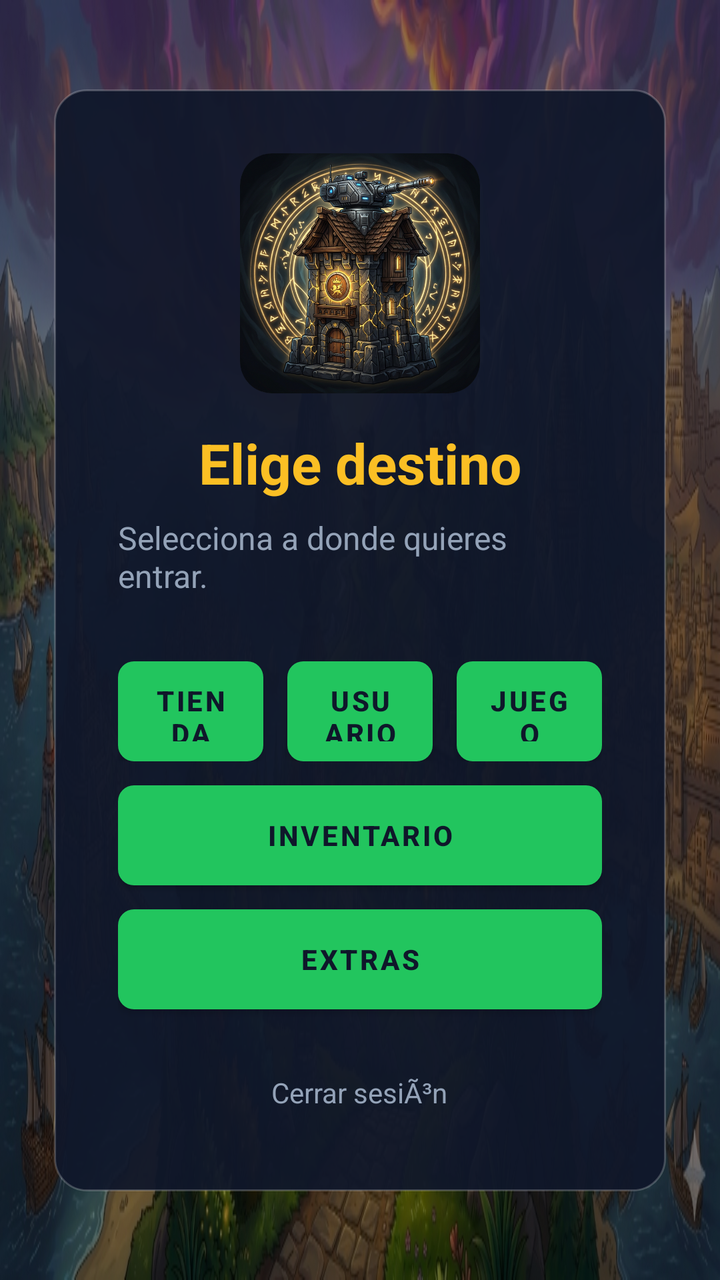
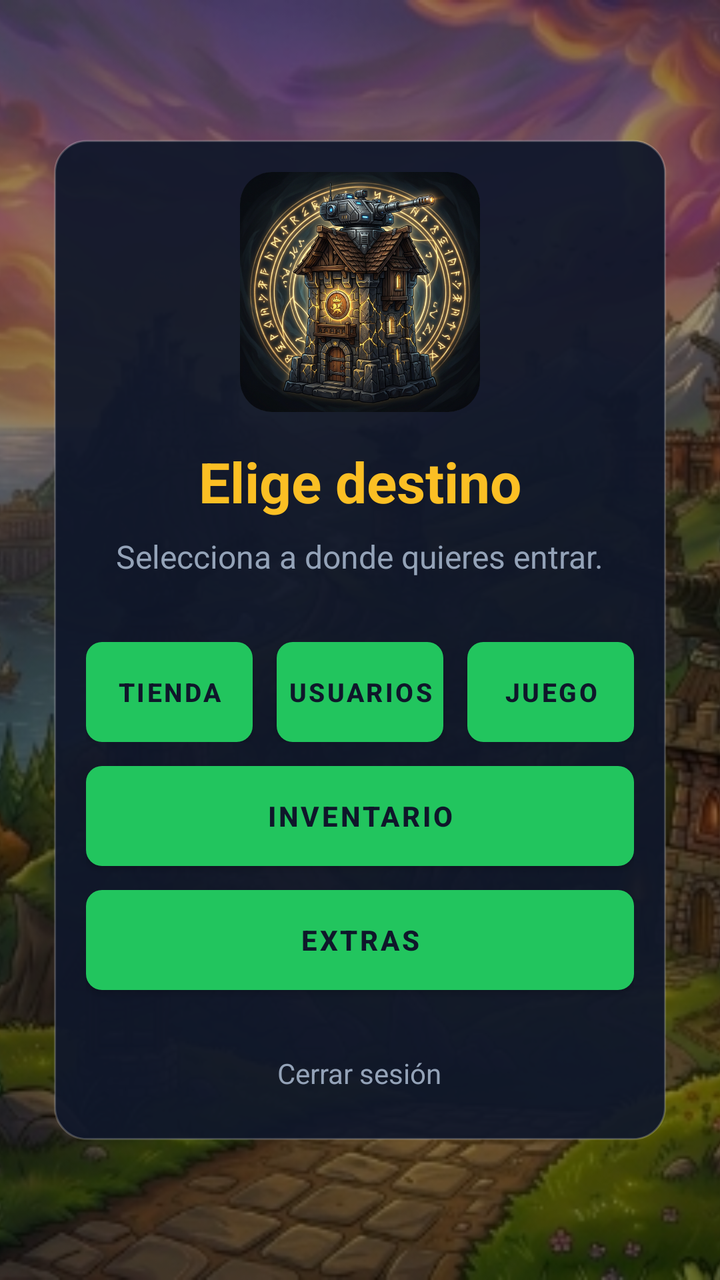

An Android layout rendered at two revisions. The XML below is the earlier revision; the diff shows what the commit changed to produce the second picture.
<!-- AndroidManifest.xml: application theme Theme.dsa_android -->
<!-- res/layout/activity_inicio_login.xml -->
﻿<?xml version="1.0" encoding="utf-8"?>
<androidx.constraintlayout.widget.ConstraintLayout
    xmlns:android="http://schemas.android.com/apk/res/android"
    xmlns:app="http://schemas.android.com/apk/res-auto"
    xmlns:tools="http://schemas.android.com/tools"
    android:id="@+id/main"
    android:layout_width="match_parent"
    android:layout_height="match_parent"
    android:background="@drawable/tower_bg"
    tools:context=".InicioLoginActivity">

    
    <View
        android:layout_width="0dp"
        android:layout_height="0dp"
        android:background="#66000000"
        app:layout_constraintTop_toTopOf="parent"
        app:layout_constraintBottom_toBottomOf="parent"
        app:layout_constraintStart_toStartOf="parent"
        app:layout_constraintEnd_toEndOf="parent" />

    
    <LinearLayout
        android:layout_width="0dp"
        android:layout_height="wrap_content"
        android:background="@drawable/bg_dark_card"
        android:orientation="vertical"
        android:gravity="center"
        android:padding="32dp"
        app:layout_constraintWidth_max="600dp"
        app:layout_constraintWidth_percent="0.85"
        app:layout_constraintTop_toTopOf="parent"
        app:layout_constraintBottom_toBottomOf="parent"
        app:layout_constraintStart_toStartOf="parent"
        app:layout_constraintEnd_toEndOf="parent">

        
        <ImageView
            android:layout_width="120dp"
            android:layout_height="120dp"
            android:src="@drawable/combined_logo"
            android:scaleType="centerCrop"
            android:background="@drawable/bg_dark_card"
            android:clipToOutline="true"
            android:layout_marginBottom="16dp" />

        
        <TextView
            android:layout_width="wrap_content"
            android:layout_height="wrap_content"
            android:text="Elige destino"
            android:textColor="#FBBF24"
            android:textSize="28sp"
            android:textStyle="bold"
            android:layout_marginBottom="8dp" />

        
        <TextView
            android:layout_width="wrap_content"
            android:layout_height="wrap_content"
            android:text="Selecciona a donde quieres entrar."
            android:textColor="#94A3B8"
            android:textSize="16sp"
            android:layout_marginBottom="32dp" />

        
        <LinearLayout
            android:layout_width="match_parent"
            android:layout_height="wrap_content"
            android:orientation="horizontal"
            android:gravity="center"
            android:layout_marginBottom="12dp">

            <Button
                android:id="@+id/buttonTienda"
                android:layout_width="0dp"
                android:layout_height="50dp"
                android:layout_weight="1"
                android:background="@drawable/btn_yellow_solid"
                android:text="TIENDA"
                android:textColor="#0F172A"
                android:textStyle="bold"
                android:layout_marginEnd="8dp" />

            <Button
                android:id="@+id/buttonJugadores"
                android:layout_width="0dp"
                android:layout_height="50dp"
                android:layout_weight="1"
                android:background="@drawable/btn_yellow_solid"
                android:text="USUARIOS"
                android:textColor="#0F172A"
                android:textStyle="bold"
                android:layout_marginStart="4dp"
                android:layout_marginEnd="4dp" />

            <Button
                android:id="@+id/buttonJugar"
                android:layout_width="0dp"
                android:layout_height="50dp"
                android:layout_weight="1"
                android:background="@drawable/btn_yellow_solid"
                android:text="JUEGO"
                android:textColor="#0F172A"
                android:textStyle="bold"
                android:layout_marginStart="8dp" />
        </LinearLayout>

        
        <Button
            android:id="@+id/buttonInventario"
            android:layout_width="match_parent"
            android:layout_height="50dp"
            android:background="@drawable/btn_yellow_solid"
            android:text="INVENTARIO"
            android:textColor="#0F172A"
            android:textStyle="bold"
            android:layout_marginBottom="12dp" />

        <Button
            android:id="@+id/buttonExtras"
            android:layout_width="match_parent"
            android:layout_height="50dp"
            android:background="@drawable/btn_yellow_solid"
            android:text="EXTRAS"
            android:textColor="#0F172A"
            android:textStyle="bold"
            android:layout_marginBottom="24dp" />

        
        <TextView
            android:id="@+id/buttonLogOut"
            android:layout_width="wrap_content"
            android:layout_height="wrap_content"
            android:text="Cerrar sesiÃ³n"
            android:textColor="#94A3B8"
            android:textSize="14sp"
            android:padding="8dp"
            android:clickable="true"
            android:focusable="true"
            android:background="?android:attr/selectableItemBackground" />

    </LinearLayout>

    
    <LinearLayout
        android:id="@+id/loadingOverlay"
        android:layout_width="match_parent"
        android:layout_height="match_parent"
        android:background="#F20F172A"
        android:orientation="vertical"
        android:gravity="center"
        android:visibility="gone"
        android:clickable="true"
        android:focusable="true">

        
        <ImageView
            android:layout_width="140dp"
            android:layout_height="140dp"
            android:src="@drawable/combined_logo"
            android:scaleType="centerCrop"
            android:layout_marginBottom="24dp"
            android:clipToOutline="true"
            android:background="@drawable/bg_dark_card" />

        
        <TextView
            android:id="@+id/loadingText"
            android:layout_width="wrap_content"
            android:layout_height="wrap_content"
            android:text="CARGANDO AVENTURA..."
            android:textColor="#FBBF24"
            android:textSize="18sp"
            android:textStyle="bold"
            android:letterSpacing="0.1"
            android:layout_marginBottom="16dp" />

        
        <ProgressBar
            android:id="@+id/horizontalProgressBar"
            style="?android:attr/progressBarStyleHorizontal"
            android:layout_width="260dp"
            android:layout_height="12dp"
            android:max="100"
            android:progress="0"
            android:progressDrawable="@drawable/progress_bar_horizontal" />

    </LinearLayout>

</androidx.constraintlayout.widget.ConstraintLayout>
<!-- resources referenced by this layout -->
<resources>
  <!-- drawable bg_dark_card (drawable) -->
  <?xml version="1.0" encoding="utf-8"?>
  <shape xmlns:android="http://schemas.android.com/apk/res/android">
      <solid android:color="#EE0F172A" />
      <stroke android:width="1dp" android:color="#33FFFFFF" />
      <corners android:radius="16dp" />
  </shape>
  <!-- drawable btn_yellow_solid (drawable) -->
  <?xml version="1.0" encoding="utf-8"?>
  <shape xmlns:android="http://schemas.android.com/apk/res/android">
      <solid android:color="#FBBF24" />
      <corners android:radius="8dp" />
  </shape>
  <!-- drawable combined_logo: png bitmap (drawable, 704736 bytes) -->
  <!-- drawable progress_bar_horizontal (drawable) -->
  <?xml version="1.0" encoding="utf-8"?>
  <layer-list xmlns:android="http://schemas.android.com/apk/res/android">
      
      <item android:id="@android:id/background">
          <shape>
              <corners android:radius="6dp"/>
              <solid android:color="#1E293B"/> 
          </shape>
      </item>
      
      <item android:id="@android:id/progress">
          <scale android:scaleWidth="100%">
              <shape>
                  <corners android:radius="6dp"/>
                  <solid android:color="#FBBF24"/> 
              </shape>
          </scale>
      </item>
  </layer-list>
  <!-- drawable tower_bg: jpg bitmap (drawable, 290700 bytes) -->
  <style name="Theme.dsa_android" parent="Theme.MaterialComponents.DayNight.NoActionBar">
          
          <item name="colorPrimary">#22C55E</item>
          <item name="colorPrimaryVariant">#16A34A</item>
          <item name="colorOnPrimary">#FFFFFF</item>
          
          <item name="colorSecondary">#FBBF24</item>
          <item name="colorSecondaryVariant">#F59E0B</item>
          <item name="colorOnSecondary">#0F172A</item>
          
          <item name="android:windowBackground">@drawable/tower_bg</item>
          <item name="android:statusBarColor">#0F172A</item>
          <item name="android:navigationBarColor">#0F172A</item>
      </style>
</resources>

<!-- the commit's change to res/layout/activity_inicio_login.xml (unified diff, before → after) -->
@@ -1,191 +1,13 @@
-﻿<?xml version="1.0" encoding="utf-8"?>
-<androidx.constraintlayout.widget.ConstraintLayout
-    xmlns:android="http://schemas.android.com/apk/res/android"
-    xmlns:app="http://schemas.android.com/apk/res-auto"
-    xmlns:tools="http://schemas.android.com/tools"
-    android:id="@+id/main"
+<?xml version="1.0" encoding="utf-8"?>
+<FrameLayout xmlns:android="http://schemas.android.com/apk/res/android" xmlns:app="http://schemas.android.com/apk/res-auto" xmlns:tools="http://schemas.android.com/tools"
     android:layout_width="match_parent"
-    android:layout_height="match_parent"
-    android:background="@drawable/tower_bg"
-    tools:context=".InicioLoginActivity">
+    android:layout_height="match_parent">
 
-    
-    <View
-        android:layout_width="0dp"
-        android:layout_height="0dp"
-        android:background="#66000000"
-        app:layout_constraintTop_toTopOf="parent"
-        app:layout_constraintBottom_toBottomOf="parent"
-        app:layout_constraintStart_toStartOf="parent"
-        app:layout_constraintEnd_toEndOf="parent" />
-
-    
-    <LinearLayout
-        android:layout_width="0dp"
-        android:layout_height="wrap_content"
-        android:background="@drawable/bg_dark_card"
-        android:orientation="vertical"
-        android:gravity="center"
-        android:padding="32dp"
-        app:layout_constraintWidth_max="600dp"
-        app:layout_constraintWidth_percent="0.85"
-        app:layout_constraintTop_toTopOf="parent"
-        app:layout_constraintBottom_toBottomOf="parent"
-        app:layout_constraintStart_toStartOf="parent"
-        app:layout_constraintEnd_toEndOf="parent">
-
-        
-        <ImageView
-            android:layout_width="120dp"
-            android:layout_height="120dp"
-            android:src="@drawable/combined_logo"
-            android:scaleType="centerCrop"
-            android:background="@drawable/bg_dark_card"
-            android:clipToOutline="true"
-            android:layout_marginBottom="16dp" />
-
-        
-        <TextView
-            android:layout_width="wrap_content"
-            android:layout_height="wrap_content"
-            android:text="Elige destino"
-            android:textColor="#FBBF24"
-            android:textSize="28sp"
-            android:textStyle="bold"
-            android:layout_marginBottom="8dp" />
-
-        
-        <TextView
-            android:layout_width="wrap_content"
-            android:layout_height="wrap_content"
-            android:text="Selecciona a donde quieres entrar."
-            android:textColor="#94A3B8"
-            android:textSize="16sp"
-            android:layout_marginBottom="32dp" />
-
-        
-        <LinearLayout
-            android:layout_width="match_parent"
-            android:layout_height="wrap_content"
-            android:orientation="horizontal"
-            android:gravity="center"
-            android:layout_marginBottom="12dp">
-
-            <Button
-                android:id="@+id/buttonTienda"
-                android:layout_width="0dp"
-                android:layout_height="50dp"
-                android:layout_weight="1"
-                android:background="@drawable/btn_yellow_solid"
-                android:text="TIENDA"
-                android:textColor="#0F172A"
-                android:textStyle="bold"
-                android:layout_marginEnd="8dp" />
-
-            <Button
-                android:id="@+id/buttonJugadores"
-                android:layout_width="0dp"
-                android:layout_height="50dp"
-                android:layout_weight="1"
-                android:background="@drawable/btn_yellow_solid"
-                android:text="USUARIOS"
-                android:textColor="#0F172A"
-                android:textStyle="bold"
-                android:layout_marginStart="4dp"
-                android:layout_marginEnd="4dp" />
-
-            <Button
-                android:id="@+id/buttonJugar"
-                android:layout_width="0dp"
-                android:layout_height="50dp"
-                android:layout_weight="1"
-                android:background="@drawable/btn_yellow_solid"
-                android:text="JUEGO"
-                android:textColor="#0F172A"
-                android:textStyle="bold"
-                android:layout_marginStart="8dp" />
-        </LinearLayout>
-
-        
-        <Button
-            android:id="@+id/buttonInventario"
-            android:layout_width="match_parent"
-            android:layout_height="50dp"
-            android:background="@drawable/btn_yellow_solid"
-            android:text="INVENTARIO"
-            android:textColor="#0F172A"
-            android:textStyle="bold"
-            android:layout_marginBottom="12dp" />
-
-        <Button
-            android:id="@+id/buttonExtras"
-            android:layout_width="match_parent"
-            android:layout_height="50dp"
-            android:background="@drawable/btn_yellow_solid"
-            android:text="EXTRAS"
-            android:textColor="#0F172A"
-            android:textStyle="bold"
-            android:layout_marginBottom="24dp" />
-
-        
-        <TextView
-            android:id="@+id/buttonLogOut"
-            android:layout_width="wrap_content"
-            android:layout_height="wrap_content"
-            android:text="Cerrar sesiÃ³n"
-            android:textColor="#94A3B8"
-            android:textSize="14sp"
-            android:padding="8dp"
-            android:clickable="true"
-            android:focusable="true"
-            android:background="?android:attr/selectableItemBackground" />
-
-    </LinearLayout>
-
-    
-    <LinearLayout
-        android:id="@+id/loadingOverlay"
+    <ImageView
         android:layout_width="match_parent"
         android:layout_height="match_parent"
-        android:background="#F20F172A"
-        android:orientation="vertical"
-        android:gravity="center"
-        android:visibility="gone"
-        android:clickable="true"
-        android:focusable="true">
+        android:src="@drawable/tower_bg"
+        android:scaleType="centerCrop" />
 
-        
-        <ImageView
-            android:layout_width="140dp"
-            android:layout_height="140dp"
-            android:src="@drawable/combined_logo"
-            android:scaleType="centerCrop"
-            android:layout_marginBottom="24dp"
-            android:clipToOutline="true"
-            android:background="@drawable/bg_dark_card" />
-
-        
-        <TextView
-            android:id="@+id/loadingText"
-            android:layout_width="wrap_content"
-            android:layout_height="wrap_content"
-            android:text="CARGANDO AVENTURA..."
-            android:textColor="#FBBF24"
-            android:textSize="18sp"
-            android:textStyle="bold"
-            android:letterSpacing="0.1"
-            android:layout_marginBottom="16dp" />
-
-        
-        <ProgressBar
-            android:id="@+id/horizontalProgressBar"
-            style="?android:attr/progressBarStyleHorizontal"
-            android:layout_width="260dp"
-            android:layout_height="12dp"
-            android:max="100"
-            android:progress="0"
-            android:progressDrawable="@drawable/progress_bar_horizontal" />
-
-    </LinearLayout>
-
-</androidx.constraintlayout.widget.ConstraintLayout>
+    ï»    <androidx.constraintlayout.widget.ConstraintLayout android:id="@+id/main" android:layout_width="match_parent" android:layout_height="match_parent" tools:context=".InicioLoginActivity">  <View android:layout_width="0dp" android:layout_height="0dp" android:background="#66000000" app:layout_constraintTop_toTopOf="parent" app:layout_constraintBottom_toBottomOf="parent" app:layout_constraintStart_toStartOf="parent" app:layout_constraintEnd_toEndOf="parent" />  <LinearLayout android:layout_width="0dp" android:layout_height="wrap_content" android:background="@drawable/bg_dark_card" android:orientation="vertical" android:gravity="center" android:padding="16dp" app:layout_constraintWidth_max="600dp" app:layout_constraintWidth_percent="0.85" app:layout_constraintTop_toTopOf="parent" app:layout_constraintBottom_toBottomOf="parent" app:layout_constraintStart_toStartOf="parent" app:layout_constraintEnd_toEndOf="parent">  <ImageView android:layout_width="120dp" android:layout_height="120dp" android:src="@drawable/combined_logo" android:scaleType="centerCrop" android:background="@drawable/bg_dark_card" android:clipToOutline="true" android:layout_marginBottom="16dp" />  <TextView android:layout_width="wrap_content" android:layout_height="wrap_content" android:text="Elige destino" android:textColor="#FBBF24" android:textSize="28sp" android:textStyle="bold" android:layout_marginBottom="8dp" />  <TextView android:layout_width="wrap_content" android:layout_height="wrap_content" android:text="Selecciona a donde quieres entrar." android:textColor="#94A3B8" android:textSize="16sp" android:layout_marginBottom="32dp" />  <LinearLayout android:layout_width="match_parent" android:layout_height="wrap_content" android:orientation="horizontal" android:gravity="center" android:layout_marginBottom="12dp"> <Button android:id="@+id/buttonTienda" android:layout_width="0dp" android:layout_height="50dp" android:layout_weight="1" android:background="@drawable/btn_yellow_solid" android:text="TIENDA" android:textColor="#0F172A" android:textStyle="bold" android:textSize="13sp" android:padding="0dp" android:maxLines="1" android:layout_marginEnd="8dp" /> <Button android:id="@+id/buttonJugadores" android:layout_width="0dp" android:layout_height="50dp" android:layout_weight="1" android:background="@drawable/btn_yellow_solid" android:text="USUARIOS" android:textColor="#0F172A" android:textStyle="bold" android:textSize="13sp" android:padding="0dp" android:maxLines="1" android:layout_marginStart="4dp" android:layout_marginEnd="4dp" /> <Button android:id="@+id/buttonJugar" android:layout_width="0dp" android:layout_height="50dp" android:layout_weight="1" android:background="@drawable/btn_yellow_solid" android:text="JUEGO" android:textColor="#0F172A" android:textStyle="bold" android:textSize="13sp" android:padding="0dp" android:maxLines="1" android:layout_marginStart="8dp" /> </LinearLayout>  <Button android:id="@+id/buttonInventario" android:layout_width="match_parent" android:layout_height="50dp" android:background="@drawable/btn_yellow_solid" android:text="INVENTARIO" android:textColor="#0F172A" android:textStyle="bold" android:layout_marginBottom="12dp" /> <Button android:id="@+id/buttonExtras" android:layout_width="match_parent" android:layout_height="50dp" android:background="@drawable/btn_yellow_solid" android:text="EXTRAS" android:textColor="#0F172A" android:textStyle="bold" android:layout_marginBottom="24dp" />  <TextView android:id="@+id/buttonLogOut" android:layout_width="wrap_content" android:layout_height="wrap_content" android:text="Cerrar sesión" android:textColor="#94A3B8" android:textSize="14sp" android:padding="8dp" android:clickable="true" android:focusable="true" android:background="?android:attr/selectableItemBackground" /> </LinearLayout>  <LinearLayout android:id="@+id/loadingOverlay" android:layout_width="match_parent" android:layout_height="match_parent" android:background="#F20F172A" android:orientation="vertical" android:gravity="center" android:visibility="gone" android:clickable="true" android:focusable="true">  <ImageView android:layout_width="140dp" android:layout_height="140dp" android:src="@drawable/combined_logo" android:scaleType="centerCrop" android:layout_marginBottom="24dp" android:clipToOutline="true" android:background="@drawable/bg_dark_card" />  <TextView android:id="@+id/loadingText" android:layout_width="wrap_content" android:layout_height="wrap_content" android:text="CARGANDO AVENTURA..." android:textColor="#FBBF24" android:textSize="18sp" android:textStyle="bold" android:letterSpacing="0.1" android:layout_marginBottom="16dp" />  <ProgressBar android:id="@+id/horizontalProgressBar" style="?android:attr/progressBarStyleHorizontal" android:layout_width="260dp" android:layout_height="12dp" android:max="100" android:progress="0" android:progressDrawable="@drawable/progress_bar_horizontal" /> </LinearLayout> </androidx.constraintlayout.widget.ConstraintLayout>straintLayout>
+</FrameLayout>
